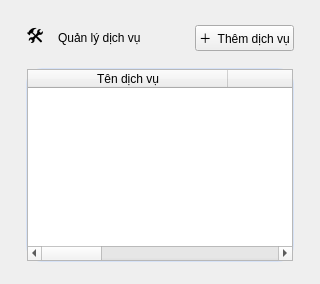
thaieaut-engineer/LTUD_Python_Nhom_18, file ui/services.ui: the form before one commit.
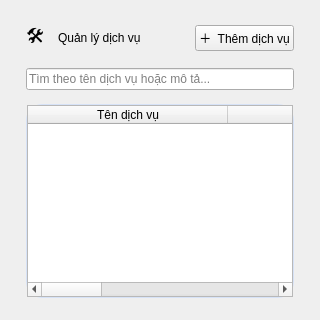
The form after the commit.

The edit to the form file:
```diff
--- a/ui/services.ui
+++ b/ui/services.ui
@@ -75,6 +75,13 @@
      </item>
     </layout>
    </item>
+   <item>
+    <widget class="QLineEdit" name="searchEdit">
+     <property name="placeholderText">
+      <string>Tìm theo tên dịch vụ hoặc mô tả...</string>
+     </property>
+    </widget>
+   </item>
    <item>
     <widget class="QFrame" name="Card">
      <property name="objectName">
```
